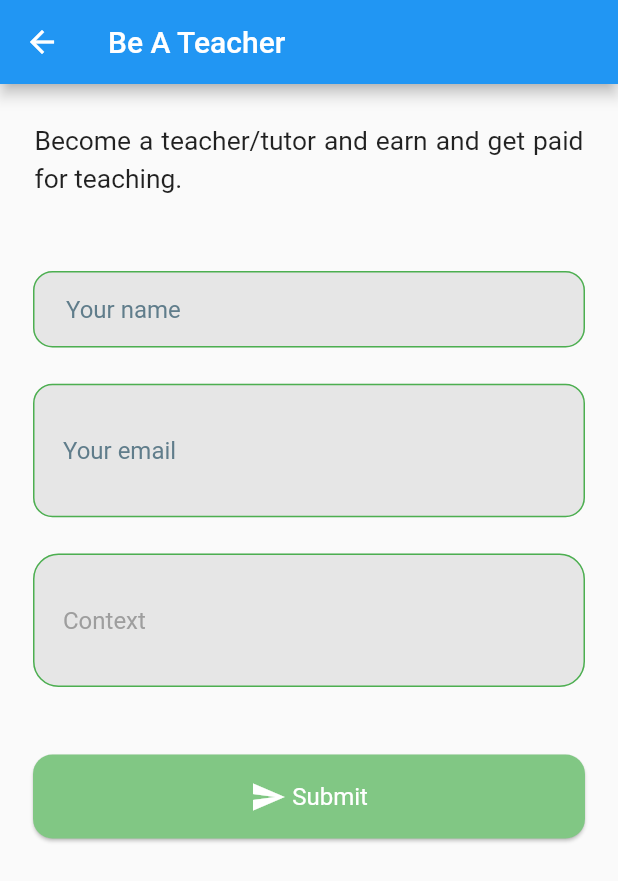
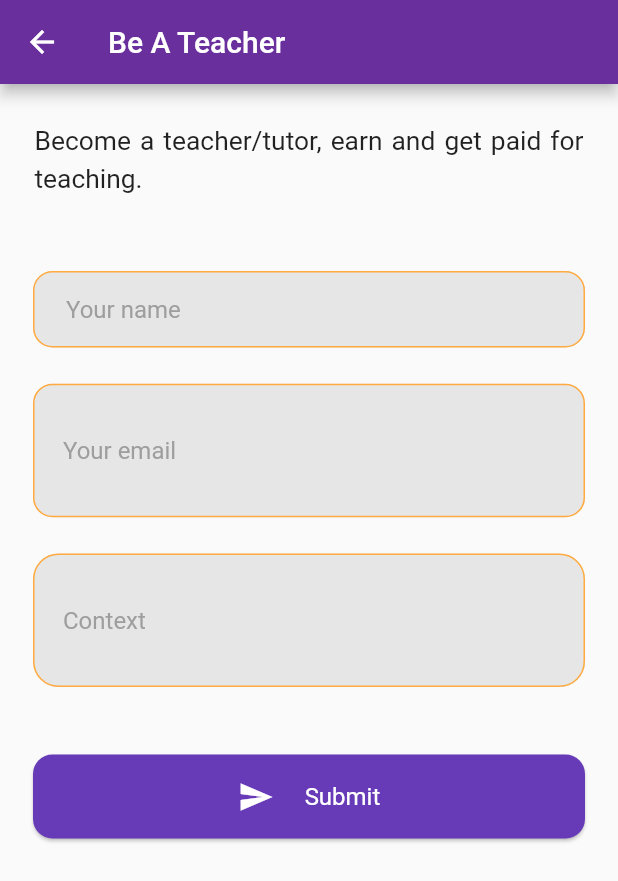
Before and after one commit to kenfoongAK/dinerscuisine, a Flutter app: the BeATeacherPage screen opened directly, on a phone screen of 412 x 824 dp. Shown: the top 881 px of the screen. Run offline on Flutter 3.47's test engine with Material 2 defaults, Android fonts, the phone set to English and light mode, and no system bars; our stand-ins replace chewie, flick_video_player, flutter_easyloading, font_awesome_flutter, shared_preferences, url_launcher_web and 2 more; missing offline and left inert: shared_preferences_web, wakelock_web; accounts and stored records are empty; Roboto replaces fonts that are missing (RobotoSlab).

Commit message:
Add files via upload

```diff
--- a/lib/pages/mine/BeATeacherPage.dart
+++ b/lib/pages/mine/BeATeacherPage.dart
@@ -1,3 +1,5 @@
+// ignore: file_names
+// ignore: file_names
 import 'package:flutter/material.dart';
 import 'package:font_awesome_flutter/font_awesome_flutter.dart';
 import 'package:url_launcher/url_launcher.dart';
@@ -18,7 +20,7 @@ class _BeATeacherState extends State<BeATeacherPage> {
 
   _launchURLMail() async {
     const url =
-        'mailto: mashneh9@gmail.com?subject=LifePlusApp&body=Your sugestions%20or BeATutor..';
+        'mailto:mashneh9@gmail.com?subject=LifePlusApp&body=Your sugestions%20or BeATutor..';
     if (await canLaunch(url)) {
       await launch(url);
     } else {
@@ -31,12 +33,13 @@ class _BeATeacherState extends State<BeATeacherPage> {
   late String name;
   late String email;
   late String message;
+  late String descirption;
 
   @override
   Widget build(BuildContext context) {
     return Scaffold(
       resizeToAvoidBottomInset: false,
-      appBar: AppBar(
+      appBar: AppBar( backgroundColor: Color.fromARGB(255, 104, 47, 157),
         title: Text("Be A Teacher"),
       ),
       body: Padding(
@@ -48,7 +51,7 @@ class _BeATeacherState extends State<BeATeacherPage> {
               padding:
                   const EdgeInsets.symmetric(vertical: 14.0, horizontal: 13),
               child: Text(
-                "Become a teacher/tutor and earn and get paid for teaching. ",
+                "Become a teacher/tutor, earn and get paid for teaching. ",
                 style: TextStyle(
                   fontSize: 17.6,
                   height: 1.4,
@@ -74,24 +77,24 @@ class _BeATeacherState extends State<BeATeacherPage> {
                       EdgeInsets.symmetric(vertical: 16, horizontal: 22),
                   hintText: 'Your name',
                   hintStyle: TextStyle(
-                      color: Colors.blueGrey, fontFamily: 'RobotoSlab'),
+                      color: Colors.grey, fontFamily: 'RobotoSlab'),
                   border: OutlineInputBorder(
                     borderRadius: BorderRadius.all(
                       Radius.circular(13),
                     ),
-                    borderSide: BorderSide(color: Colors.green),
+                    borderSide: BorderSide(color: Colors.orangeAccent),
                   ),
                   enabledBorder: OutlineInputBorder(
                     borderRadius: BorderRadius.all(
                       Radius.circular(13),
                     ),
-                    borderSide: BorderSide(color: Colors.green),
+                    borderSide: BorderSide(color: Colors.orangeAccent),
                   ),
                   focusedBorder: OutlineInputBorder(
                     borderRadius: BorderRadius.all(
                       Radius.circular(12),
                     ),
-                    borderSide: BorderSide(color: Colors.green),
+                    borderSide: BorderSide(color: Colors.orangeAccent),
                   ),
                 ),
               ),
@@ -103,7 +106,7 @@ class _BeATeacherState extends State<BeATeacherPage> {
               padding: const EdgeInsets.all(12),
               child: TextField(
                 onChanged: (val) {
-                  if (val != null || val.length > 0) message = val;
+                  if (val != null || val.length > 0){ message = val;}
                 },
                 textAlign: TextAlign.start,
                 controller: t2,
@@ -114,24 +117,24 @@ class _BeATeacherState extends State<BeATeacherPage> {
                       EdgeInsets.symmetric(vertical: 35, horizontal: 20),
                   hintText: 'Your email',
                   hintStyle: TextStyle(
-                      color: Colors.blueGrey, fontFamily: 'RobotoSlab'),
+                      color: Colors.grey, fontFamily: 'RobotoSlab'),
                   border: OutlineInputBorder(
                     borderRadius: BorderRadius.all(
                       Radius.circular(13),
                     ),
-                    borderSide: BorderSide(color: Colors.green),
+                    borderSide: BorderSide(color: Colors.orangeAccent),
                   ),
                   enabledBorder: OutlineInputBorder(
                     borderRadius: BorderRadius.all(
                       Radius.circular(13),
                     ),
-                    borderSide: BorderSide(color: Colors.green),
+                    borderSide: BorderSide(color: Colors.orangeAccent),
                   ),
                   focusedBorder: OutlineInputBorder(
                     borderRadius: BorderRadius.all(
                       Radius.circular(12),
                     ),
-                    borderSide: BorderSide(color: Colors.green),
+                    borderSide: BorderSide(color: Colors.orangeAccent),
                   ),
                 ),
               ),
@@ -143,7 +146,7 @@ class _BeATeacherState extends State<BeATeacherPage> {
               padding: const EdgeInsets.all(12),
               child: TextField(
                 onChanged: (val) {
-                  if (val != null || val.length > 0) message = val;
+                  if (val != null || val.length > 0) {message = val;}
                 },
                 textAlign: TextAlign.start,
                 controller: t2,
@@ -161,19 +164,19 @@ class _BeATeacherState extends State<BeATeacherPage> {
                     borderRadius: BorderRadius.all(
                       Radius.circular(18),
                     ),
-                    borderSide: BorderSide(color: Colors.green),
+                    borderSide: BorderSide(color: Colors.orangeAccent),
                   ),
                   enabledBorder: OutlineInputBorder(
                     borderRadius: BorderRadius.all(
                       Radius.circular(17),
                     ),
-                    borderSide: BorderSide(color: Colors.green),
+                    borderSide: BorderSide(color: Colors.orangeAccent),
                   ),
                   focusedBorder: OutlineInputBorder(
                     borderRadius: BorderRadius.all(
                       Radius.circular(18),
                     ),
-                    borderSide: BorderSide(color: Colors.green),
+                    borderSide: BorderSide(color: Colors.orangeAccent),
                   ),
                 ),
               ),
@@ -182,7 +185,7 @@ class _BeATeacherState extends State<BeATeacherPage> {
               height: MediaQuery.of(context).size.height * 0.04,
             ),
             Card(
-              color: Colors.green[300],
+              color: Colors.deepPurple,
               shape: RoundedRectangleBorder(
                 borderRadius: BorderRadius.circular(13.0),
               ),
@@ -193,7 +196,7 @@ class _BeATeacherState extends State<BeATeacherPage> {
                     t1.clear();
                     t2.clear();
                     launchUrl(
-                        "mailto:mashneh9@gmail.com?subject=From $name&body=$message");
+                        "mailto:mashneh@gmail.com?subject=From $name&body=$message");
                   });
                 },
                 child: ListTile(
@@ -206,7 +209,7 @@ class _BeATeacherState extends State<BeATeacherPage> {
                         color: Colors.white,
                       )),
                       SizedBox(
-                        width: MediaQuery.of(context).size.width * 0.01,
+                        width: MediaQuery.of(context).size.width * 0.05,
                       ),
                       Center(
                           child: Text(
@@ -225,10 +228,10 @@ class _BeATeacherState extends State<BeATeacherPage> {
             ),
             Padding(
                 padding: EdgeInsets.only(
-                    top: MediaQuery.of(context).size.height * 0.05,
-                    left: 11,
-                    right: 11,
-                    bottom: MediaQuery.of(context).size.height * 0.034),
+                    top: MediaQuery.of(context).size.height * 0.06,
+                    left: 6,
+                    right: 6,
+                    bottom: MediaQuery.of(context).size.height * 0.03),
                 child: Text("")),
           ],
         ),
```
Also changed, not shown: lib/pages/mine/FeedbackPage.dart (+27 -63 lines), lib/pages/mine/MinePage.dart (+25 -61 lines).
